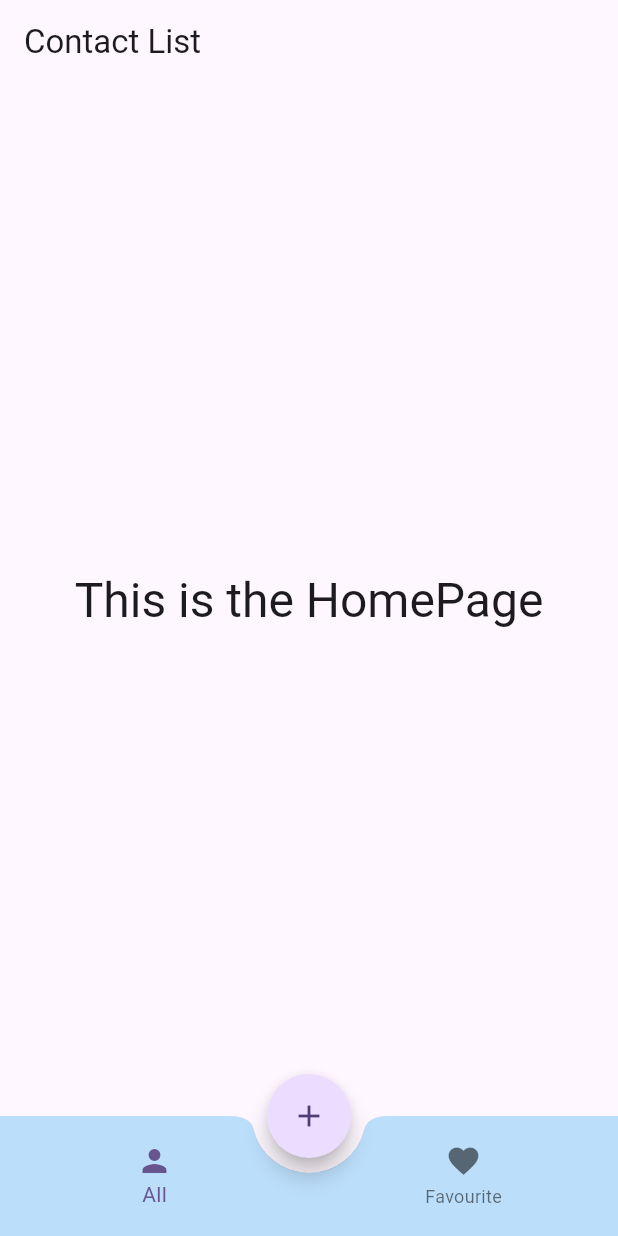
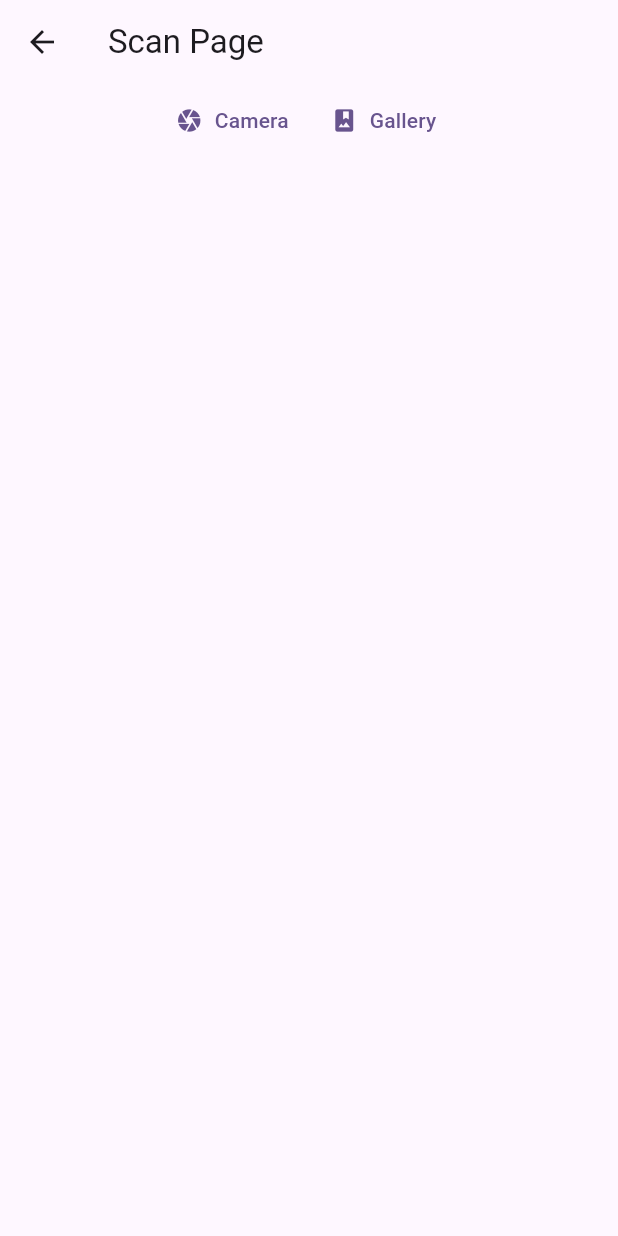
Before and after one commit to Shivam-officials/virtual_card_project, a Flutter app: the screen it shows after launch, after a tap on the "add" icon, on a phone screen of 412 x 824 dp. Run offline on Flutter 3.47's test engine with Material 3 defaults, Android fonts, the phone set to English and light mode, and no system bars; our stand-ins replace device_preview, flutter_easyloading, go_router, image_picker.

Commit message:
now can load image from camera and gallary

```diff
--- a/lib/main.dart
+++ b/lib/main.dart
@@ -1,8 +1,10 @@
 import 'package:device_preview/device_preview.dart';
 import 'package:flutter/foundation.dart';
 import 'package:flutter/material.dart';
+import 'package:flutter_easyloading/flutter_easyloading.dart';
 import 'package:go_router/go_router.dart';
 import 'package:virtual_card_project/pages/home_page.dart';
+import 'package:virtual_card_project/pages/scan_page.dart';
 
 void main() {
   runApp(DevicePreview(enabled: kDebugMode, builder: (context) => MyApp()));
@@ -19,6 +21,13 @@
         path: HomePage.routeName,
         name: HomePage.routeName,
         builder: (context, state) => HomePage(),
+        routes: [
+          GoRoute(
+            path: ScanPage.routeName,
+            name: ScanPage.routeName,
+            builder: (context, state) => ScanPage(),
+          ),
+        ],
       ),
     ],
   );
@@ -30,6 +39,7 @@
     return MaterialApp.router(
       title: 'Flutter Demo',
       routerConfig: _router,
+      builder: EasyLoading.init(), // initialises the flutter EasyLoading object
       theme: ThemeData(
         colorScheme: ColorScheme.fromSeed(seedColor: Colors.deepPurple),
       ),
--- a/lib/pages/home_page.dart
+++ b/lib/pages/home_page.dart
@@ -1,4 +1,6 @@
 import 'package:flutter/material.dart';
+import 'package:go_router/go_router.dart';
+import 'package:virtual_card_project/pages/scan_page.dart';
 
 class HomePage extends StatefulWidget {
   static final String routeName = '/';
@@ -26,7 +28,7 @@
       floatingActionButton: FloatingActionButton(
         shape: CircleBorder(),
         onPressed: () {
-          //todo
+          context.goNamed(ScanPage.routeName);
         },
         child: Icon(Icons.add),
       ),
--- /dev/null
+++ b/lib/pages/scan_page.dart
@@ -0,0 +1,59 @@
+import 'package:flutter/foundation.dart';
+import 'package:flutter/material.dart';
+import 'package:image_picker/image_picker.dart';
+
+class ScanPage extends StatefulWidget {
+  static final String routeName = 'Scan';
+
+  const ScanPage({super.key});
+
+  @override
+  State<ScanPage> createState() => _ScanPageState();
+}
+
+class _ScanPageState extends State<ScanPage> {
+  @override
+  Widget build(BuildContext context) {
+    return Scaffold(
+      appBar: AppBar(title: Text('Scan Page')),
+      body: ListView(
+        children: [
+          Row(
+            mainAxisAlignment: MainAxisAlignment.center,
+            children: [
+              TextButton.icon(
+                onPressed: () => getImage(ImageSource.camera),
+                label: Text('Camera'),
+                icon: Icon(Icons.camera),
+              ),
+              TextButton.icon(
+                onPressed: () => getImage(ImageSource.gallery),
+                label: Text('Gallery'),
+                icon: Icon(Icons.photo_album),
+              ),
+            ],
+          ),
+        ],
+      ),
+    );
+  }
+
+  void getImage(ImageSource source) async {
+    /// The `async` keyword marks this function as asynchronous.
+    /// This means the function can perform operations that take time to complete (e.g., picking an image).
+
+    /// Use `await` to wait for the result of an asynchronous operation.
+    /// Here, `ImagePicker().pickImage` is an asynchronous method that returns a `Future<XFile?>`.
+    /// The `await` keyword pauses the execution of this function until the `Future` completes.
+    final xFile = await ImagePicker().pickImage(source: source);
+
+    /// After the `await` operation completes, the code continues executing.
+    /// Check if the user picked an image (i.e., `xFile` is not null).
+    if (xFile != null) {
+      // If in debug mode, print the path of the selected image.
+      if (kDebugMode) {
+        print("the path is ${xFile.path}");
+      }
+    }
+  }
+}
```
